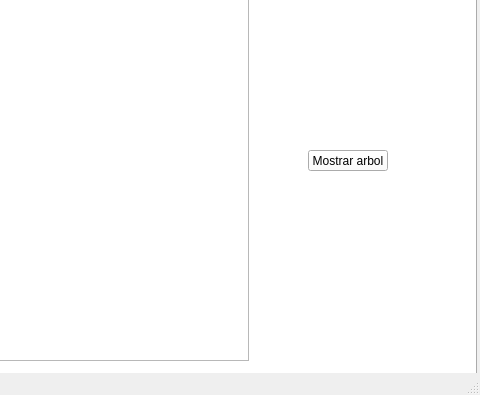
Eliasj15/Tarea-programada-3, file mainwindow.ui: the form before one commit; both pictures show x 394 to 874 and y 105 to 500 of the 874 by 500 pixel window.
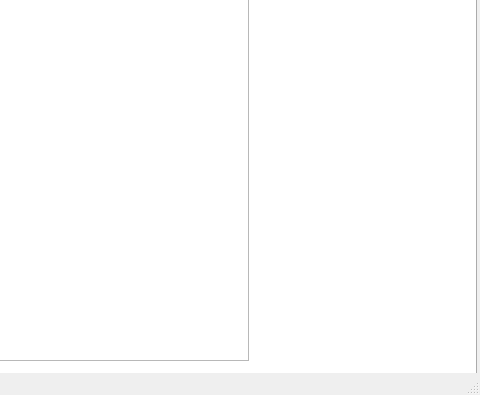
The form after the commit. The open tabs and pages were chosen to show the change.

Patch:
```diff
--- a/mainwindow.ui
+++ b/mainwindow.ui
@@ -518,19 +518,6 @@
        </property>
       </column>
      </widget>
-     <widget class="QPushButton" name="pushButton_2">
-      <property name="geometry">
-       <rect>
-        <x>690</x>
-        <y>210</y>
-        <width>80</width>
-        <height>21</height>
-       </rect>
-      </property>
-      <property name="text">
-       <string>Mostrar arbol</string>
-      </property>
-     </widget>
     </widget>
    </widget>
   </widget>
```
